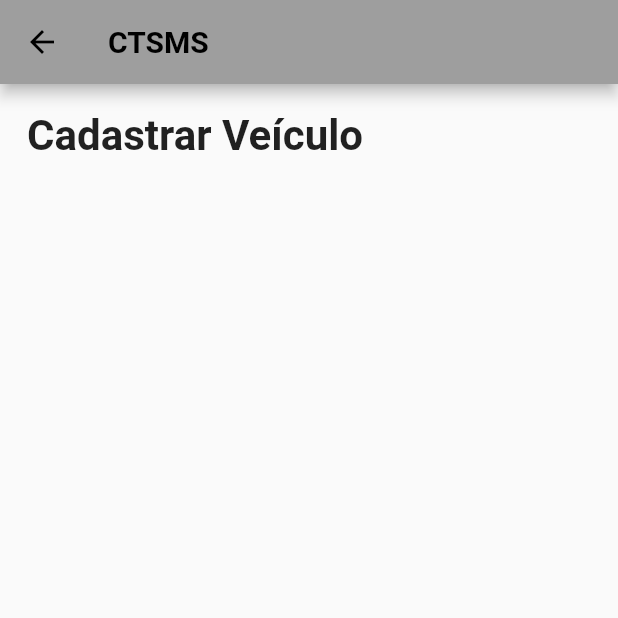
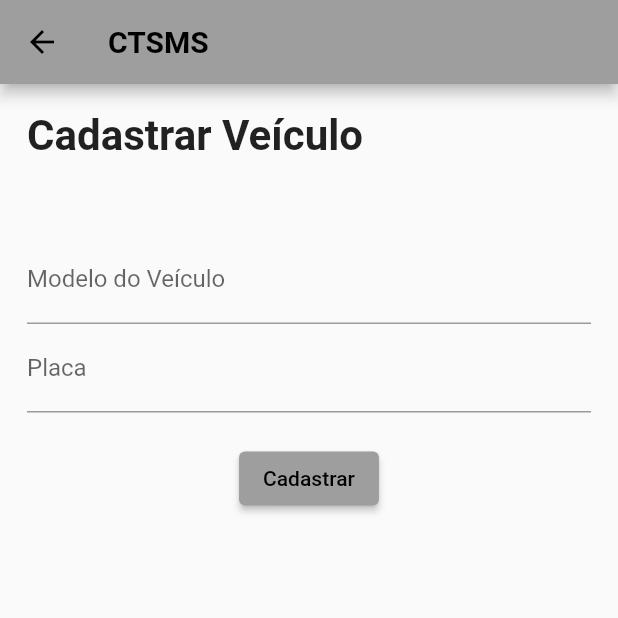
Before and after one commit to jpthurowtomaszewski/CTSMS, a Flutter app: the VeiculosCreate screen opened directly, on a phone screen of 412 x 824 dp, the top half of it. Run offline on Flutter 3.47's test engine with Material 2 defaults, Android fonts, the phone set to English and light mode, and no system bars; missing offline and left inert: mongo_dart.

Commit message:
Insercao de dados de veiculos adicionado

```diff
--- /dev/null
+++ b/lib/Models/VeiculosModel.dart
@@ -0,0 +1,36 @@
+// To parse this JSON data, do
+//
+//     final veiculosModel = veiculosModelFromJson(jsonString);
+
+import 'dart:convert';
+
+import 'package:mongo_dart/mongo_dart.dart';
+
+VeiculosModel veiculosModelFromJson(String str) =>
+    VeiculosModel.fromJson(json.decode(str));
+
+String veiculosModelToJson(VeiculosModel data) => json.encode(data.toJson());
+
+class VeiculosModel {
+  VeiculosModel({
+    required this.idVeiculo,
+    required this.modeloVeiculo,
+    required this.placa,
+  });
+
+  ObjectId idVeiculo;
+  String modeloVeiculo;
+  String placa;
+
+  factory VeiculosModel.fromJson(Map<String, dynamic> json) => VeiculosModel(
+        idVeiculo: json["_idVeiculo"],
+        modeloVeiculo: json["modeloVeiculo"],
+        placa: json["placa"],
+      );
+
+  Map<String, dynamic> toJson() => {
+        "_idVeiculo": idVeiculo,
+        "modeloVeiculo": modeloVeiculo,
+        "placa": placa,
+      };
+}
--- a/lib/pages/motoristas_create.dart
+++ b/lib/pages/motoristas_create.dart
@@ -82,7 +82,7 @@ class _MotoristasCreateState extends State<MotoristasCreate> {
         telefoneMotorista: telefone,
         matriculaMotorista: matricula,
         veiculoAtual: veiculo);
-    var result = await MongoDatabase.insert(data);
+    var result = await MongoDatabase.insertMotorista(data);
     ScaffoldMessenger.of(context)
         .showSnackBar(SnackBar(content: Text("ID inserido: " + _id.$oid)));
     _clearAll();
--- a/lib/pages/veiculos_create.dart
+++ b/lib/pages/veiculos_create.dart
@@ -1,4 +1,8 @@
 import 'package:flutter/material.dart';
+import 'package:mongo_dart/mongo_dart.dart' as M;
+import 'package:tcc/Models/VeiculosModel.dart';
+
+import '../dbHelper/mongodb.dart';
 
 class VeiculosCreate extends StatefulWidget {
   VeiculosCreate({Key? key}) : super(key: key);
@@ -8,6 +12,9 @@ class VeiculosCreate extends StatefulWidget {
 }
 
 class _VeiculosCreateState extends State<VeiculosCreate> {
+  var modeloController = new TextEditingController();
+  var placaController = new TextEditingController();
+
   @override
   Widget build(BuildContext context) {
     return Scaffold(
@@ -26,14 +33,50 @@ class _VeiculosCreateState extends State<VeiculosCreate> {
       body: Center(
         child: Container(
             padding: EdgeInsets.all(18),
-          child: const Align(
+            child: Column(children: [
+              const Align(
                   alignment: Alignment.topLeft,
                   child: Text(
                     'Cadastrar Veículo',
                     style: TextStyle(fontSize: 28, fontWeight: FontWeight.bold),
                   )),
+              SizedBox(
+                height: 50,
               ),
+              TextField(
+                controller: modeloController,
+                decoration: InputDecoration(labelText: "Modelo do Veículo"),
+              ),
+              TextField(
+                controller: placaController,
+                decoration: InputDecoration(labelText: "Placa"),
+              ),
+              SizedBox(
+                height: 20,
+              ),
+              ElevatedButton(
+                  onPressed: () {
+                    _insertData(modeloController.text, placaController.text);
+                  },
+                  child: Text("Cadastrar"))
+            ])),
       ),
     );
   }
+
+  Future<void> _insertData(String modelo, String placa) async {
+    var _id = M.ObjectId();
+    var veiculo = "";
+    final data =
+        VeiculosModel(idVeiculo: _id, modeloVeiculo: modelo, placa: placa);
+    var result = await MongoDatabase.insertVeiculo(data);
+    ScaffoldMessenger.of(context)
+        .showSnackBar(SnackBar(content: Text("ID inserido: " + _id.$oid)));
+    _clearAll();
   }
+
+  void _clearAll() {
+    modeloController.text = "";
+    placaController.text = "";
+  }
+}
```
Also changed, not shown: lib/dbHelper/mongodb.dart (+16 -1 lines). Lines whose indentation alone changed are shown as unchanged.
